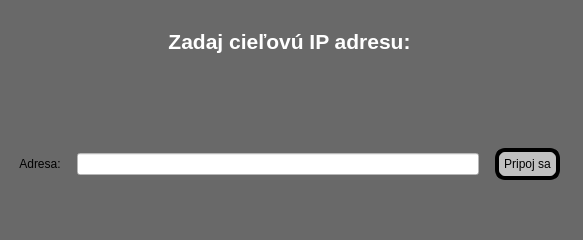
Above: robotGUI/addressdialog.ui from Samwise101/robotHMI before the change. Below: the same form after it.
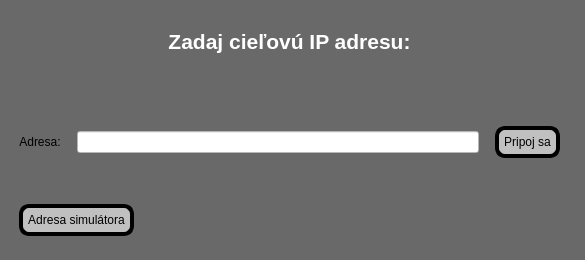
That is the form after the change.

```diff
--- a/robotGUI/addressdialog.ui
+++ b/robotGUI/addressdialog.ui
@@ -6,8 +6,8 @@
    <rect>
     <x>0</x>
     <y>0</y>
-    <width>583</width>
-    <height>240</height>
+    <width>585</width>
+    <height>260</height>
    </rect>
   </property>
   <property name="windowTitle">
@@ -22,10 +22,10 @@
      <x>19</x>
      <y>9</y>
      <width>541</width>
-     <height>181</height>
+     <height>227</height>
     </rect>
    </property>
-   <layout class="QVBoxLayout" name="verticalLayout" stretch="0,0,0,5,0">
+   <layout class="QVBoxLayout" name="verticalLayout" stretch="0,0,0,5,0,0">
     <item>
      <spacer name="verticalSpacer_3">
       <property name="orientation">
@@ -133,14 +133,38 @@
       <item>
        <widget class="QPushButton" name="pushButton">
         <property name="styleSheet">
-         <string notr="true">	background-color: silver;
+         <string notr="true">#pushButton{
+	background-color: silver;
 	border-style:outset;
     border-radius: 10px;
 	border-color:black;
 	border-width:4px;
     padding: 5px;
 	font: 700 12pt &quot;Segoe UI&quot;;
-	color:black</string>
+	color:black
+}
+
+#zmazGoal{
+	background-color: silver;
+	border-style:outset;
+    border-radius: 10px;
+	border-color:black;
+	border-width:4px;
+    padding: 5px;
+	font: 700 12pt &quot;Segoe UI&quot;;
+	color:black
+}
+
+#pushButton::pressed{
+	background-color: rgb(91, 91, 91);
+	border-style:outset;
+    border-radius: 10px;
+	border-color:#ffffff;
+	border-width:4px;
+    padding: 5px;
+	font: 700 12pt &quot;Segoe UI&quot;;
+	color:#ffffff
+}</string>
         </property>
         <property name="text">
          <string>Pripoj sa</string>
@@ -159,12 +183,58 @@
       </property>
       <property name="sizeHint" stdset="0">
        <size>
-        <width>20</width>
-        <height>10</height>
+        <width>40</width>
+        <height>40</height>
        </size>
       </property>
      </spacer>
     </item>
+    <item>
+     <layout class="QHBoxLayout" name="horizontalLayout_2">
+      <item>
+       <widget class="QPushButton" name="simulatorButton">
+        <property name="styleSheet">
+         <string notr="true">#simulatorButton{
+ 	background-color: silver;
+	border-style:outset;
+    border-radius: 10px;
+	border-color:black;
+	border-width:4px;
+    padding: 5px;
+	font: 700 12pt &quot;Segoe UI&quot;;
+	color:black
+}
+#simulatorButton::pressed{
+	background-color: rgb(91, 91, 91);
+	border-style:outset;
+    border-radius: 10px;
+	border-color:#ffffff;
+	border-width:4px;
+    padding: 5px;
+	font: 700 12pt &quot;Segoe UI&quot;;
+	color:#ffffff
+}</string>
+        </property>
+        <property name="text">
+         <string>Adresa simulátora</string>
+        </property>
+       </widget>
+      </item>
+      <item>
+       <spacer name="horizontalSpacer_3">
+        <property name="orientation">
+         <enum>Qt::Horizontal</enum>
+        </property>
+        <property name="sizeHint" stdset="0">
+         <size>
+          <width>40</width>
+          <height>20</height>
+         </size>
+        </property>
+       </spacer>
+      </item>
+     </layout>
+    </item>
    </layout>
   </widget>
  </widget>
```
